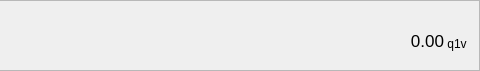
niobio-cash/niobiomoneywallet, file src/gui/ui/accountframe.ui: the form before one commit; both pictures show x 320 to 800 and y 0 to 71 of the 800 by 71 pixel window.
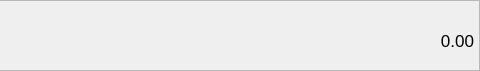
The form after the commit. Icons and pictures are not drawn.

```diff
--- a/src/gui/ui/accountframe.ui
+++ b/src/gui/ui/accountframe.ui
@@ -313,43 +313,6 @@
          </property>
         </widget>
        </item>
-       <item>
-        <widget class="QLabel" name="label_2">
-         <property name="sizePolicy">
-          <sizepolicy hsizetype="Preferred" vsizetype="Fixed">
-           <horstretch>0</horstretch>
-           <verstretch>0</verstretch>
-          </sizepolicy>
-         </property>
-         <property name="minimumSize">
-          <size>
-           <width>30</width>
-           <height>20</height>
-          </size>
-         </property>
-         <property name="maximumSize">
-          <size>
-           <width>16777215</width>
-           <height>20</height>
-          </size>
-         </property>
-         <property name="baseSize">
-          <size>
-           <width>-1</width>
-           <height>20</height>
-          </size>
-         </property>
-         <property name="text">
-          <string> q1v</string>
-         </property>
-         <property name="alignment">
-          <set>Qt::AlignBottom|Qt::AlignLeading|Qt::AlignLeft</set>
-         </property>
-         <property name="margin">
-          <number>0</number>
-         </property>
-        </widget>
-       </item>
       </layout>
      </item>
      <item>
```
Left out of the diff: 10 changed lines with no effect on the pictures.
